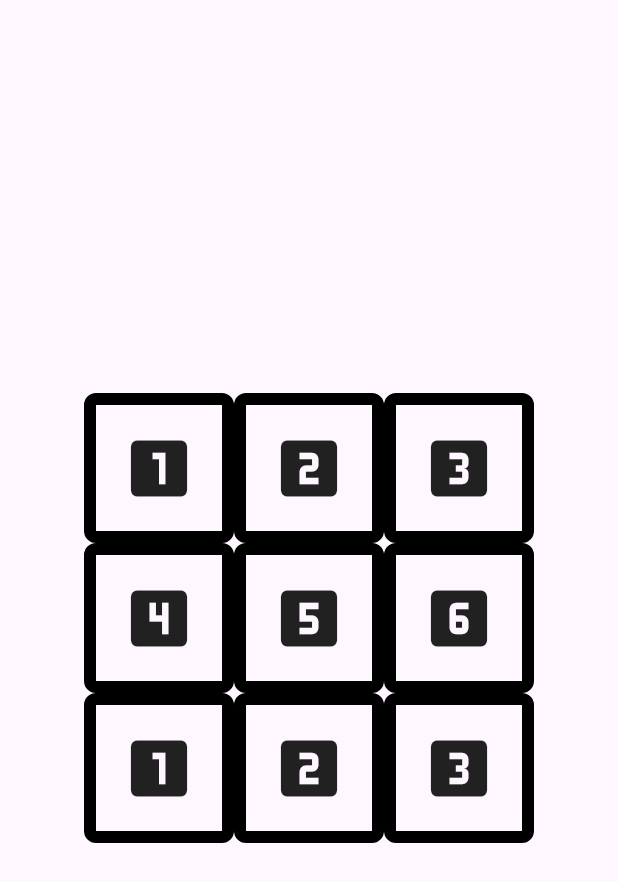
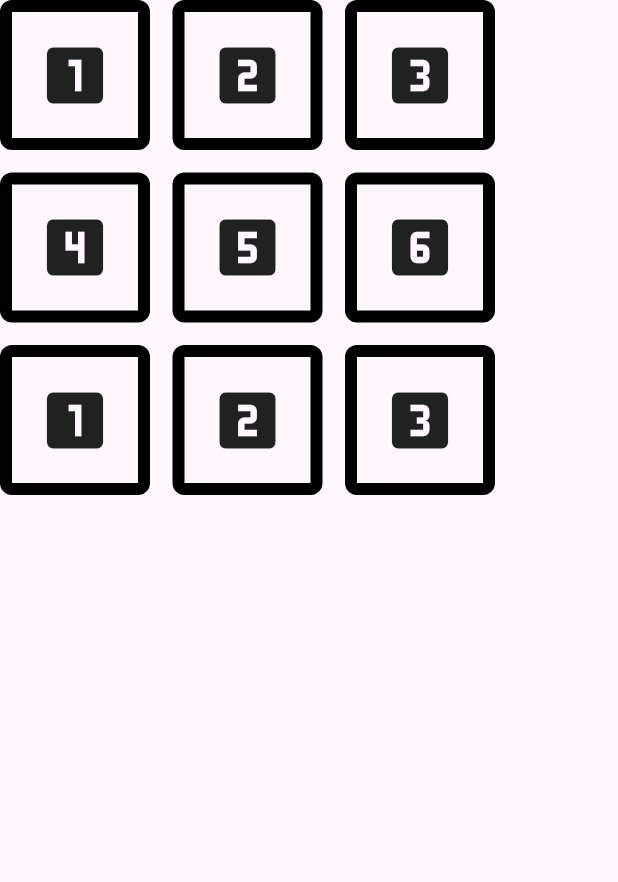
Before and after one commit to CristobalSalinas/knucklebones, a Flutter app: the screen it shows after launch, on a phone screen of 412 x 824 dp. Shown: the top 882 px of the screen. Run offline on Flutter 3.47's test engine with Material 3 defaults, Android fonts, the phone set to English and light mode, and no system bars.

Commit message:
:construction: Terminando de crear el componente para el tablero del jugador

```diff
--- a/lib/screens/home.dart
+++ b/lib/screens/home.dart
@@ -8,7 +8,6 @@ class HomePage extends StatelessWidget {
   Widget build(BuildContext context) {
     return Scaffold(
       body: SafeArea(
-        child: Center(
         child: DiceBoard(
           board: [
             [1, 2, 3],
@@ -16,7 +15,6 @@ class HomePage extends StatelessWidget {
             [1, 2, 3],
           ],
         ),
-        )
       ),
     );
   }
--- a/lib/widgets/dice_board.dart
+++ b/lib/widgets/dice_board.dart
@@ -9,10 +9,12 @@ class DiceBoard extends StatelessWidget {
   Widget build(BuildContext context) {
     return Column(
       mainAxisSize: MainAxisSize.min,
+      spacing: 15,
       children: [
         for (var i = 0; i < 3; i++)
           Row(
             mainAxisSize: MainAxisSize.min,
+            spacing: 15,
             children: [for (var j = 0; j < 3; j++) DiceBox(value: board[i][j])],
           ),
       ],
```
Lines whose indentation alone changed are shown as unchanged.
